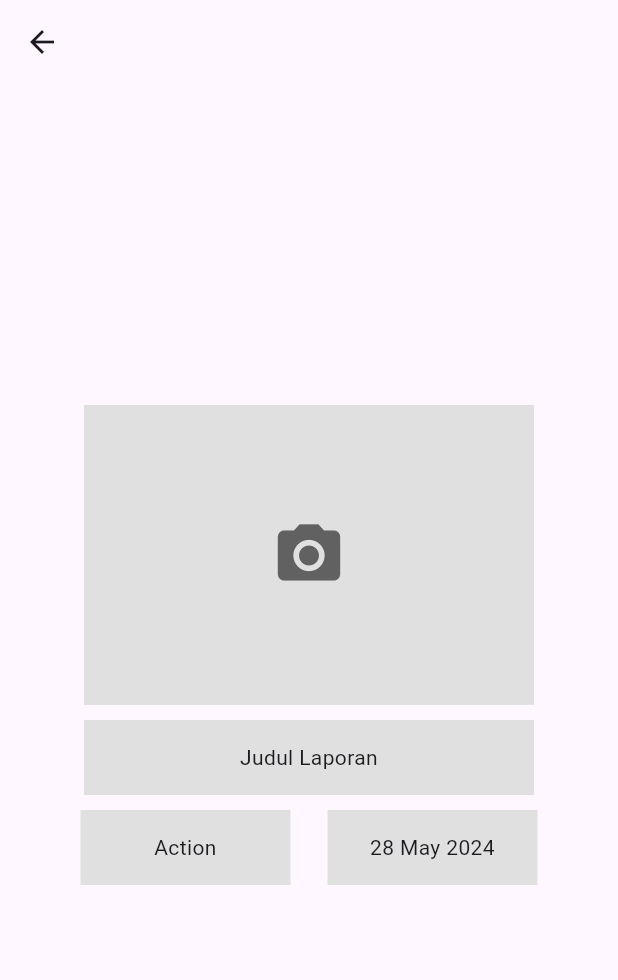
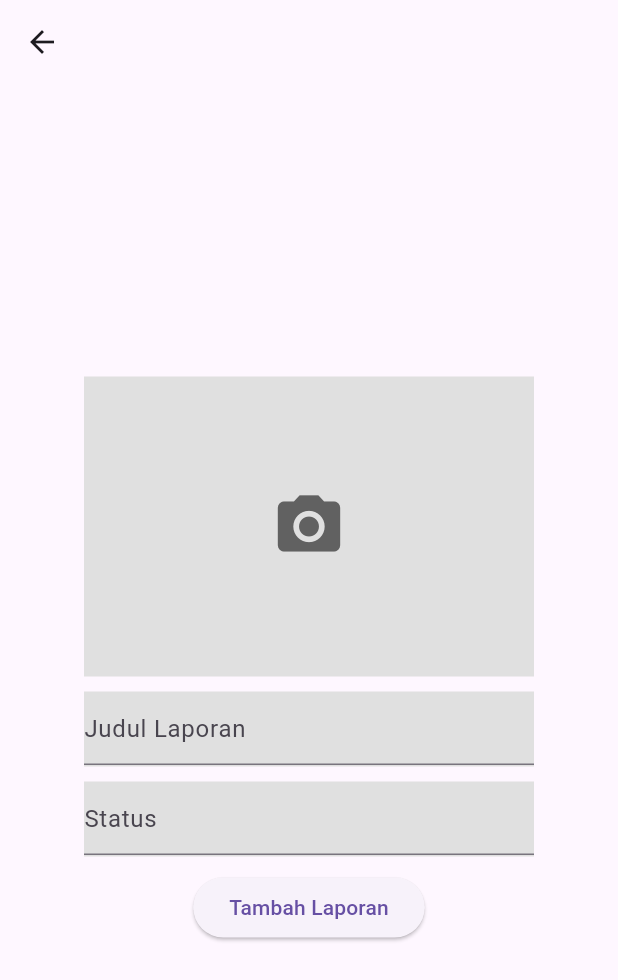
Before and after one commit to socute7/Lapor, a Flutter app: the TambahPage screen opened by its route, on a phone screen of 412 x 824 dp. Shown: the top 980 px of the screen. Run offline on Flutter 3.47's test engine with Material 3 defaults, Android fonts, the phone set to English and light mode, and no system bars; our stand-ins replace image_picker.

Commit message:
update tambah

```diff
--- a/lib/tambah.dart
+++ b/lib/tambah.dart
@@ -2,6 +2,7 @@ import 'package:flutter/material.dart';
 import 'package:image_picker/image_picker.dart';
 import 'package:flutter/services.dart';
 import 'dart:io';
+import 'package:http/http.dart' as http;
 
 class TambahPage extends StatefulWidget {
   @override
@@ -10,6 +11,9 @@ class TambahPage extends StatefulWidget {
 
 class _TambahPageState extends State<TambahPage> {
   File? image;
+  TextEditingController judulController = TextEditingController();
+  TextEditingController statusController = TextEditingController();
+
   Future pickImage() async {
     try {
       final image = await ImagePicker().pickImage(source: ImageSource.gallery);
@@ -18,6 +22,35 @@ class _TambahPageState extends State<TambahPage> {
       setState(() => this.image = imageTemp);
     } on PlatformException catch (e) {
       print('Failed to pick image: $e');
+    }
+  }
+
+  Future<void> tambahLaporan() async {
+    if (image == null ||
+        judulController.text.isEmpty ||
+        statusController.text.isEmpty) {
+      print('Please fill all fields');
+      return;
+    }
+
+    var request = http.MultipartRequest(
+        'POST', Uri.parse('http://192.168.0.222/myapp/add.php'));
+    request.fields['judul'] = judulController.text;
+    request.fields['status'] = statusController.text;
+    request.fields['tanggal'] = DateTime.now().toString();
+    request.files.add(await http.MultipartFile.fromPath('gambar', image!.path));
+
+    var response = await request.send();
+
+    if (response.statusCode == 201) {
+      print('Laporan berhasil ditambahkan');
+      setState(() {
+        image = null;
+        judulController.clear();
+        statusController.clear();
+      });
+    } else {
+      print('Failed to add laporan: ${response.reasonPhrase}');
     }
   }
 
@@ -54,40 +87,31 @@ class _TambahPageState extends State<TambahPage> {
               margin: EdgeInsets.only(bottom: 10),
               color: Colors.grey[300],
               child: Center(
-                child: Text(
-                  'Judul Laporan',
-                  textAlign: TextAlign.center,
+                child: TextField(
+                  controller: judulController,
+                  decoration: InputDecoration(
+                    hintText: 'Judul Laporan',
                   ),
-              ),
-            ),
-            Row(
-              mainAxisAlignment: MainAxisAlignment.spaceEvenly,
-              children: <Widget>[
-                Container(
-                  width: 140,
-                  height: 50,
-                  margin: EdgeInsets.only(left: 29, bottom: 20),
-                  color: Colors.grey[300],
-                  child: Center(
-                    child: Text(
-                      'Action',
-                      textAlign: TextAlign.center,
                 ),
               ),
             ),
             Container(
-                  width: 140,
+              width: 300,
               height: 50,
-                  margin: EdgeInsets.only(right: 29, bottom: 20),
+              margin: EdgeInsets.only(bottom: 10),
               color: Colors.grey[300],
               child: Center(
-                    child: Text(
-                      '28 May 2024',
-                      textAlign: TextAlign.center,
+                child: TextField(
+                  controller: statusController,
+                  decoration: InputDecoration(
+                    hintText: 'Status',
                   ),
                 ),
               ),
-              ],
+            ),
+            ElevatedButton(
+              onPressed: tambahLaporan,
+              child: Text('Tambah Laporan'),
             ),
           ],
         ),
```
Lines whose indentation alone changed are shown as unchanged.
